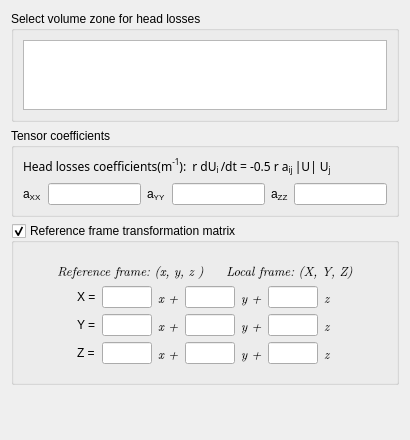
Above: gui/Pages/HeadLossesForm.ui from code-saturne/code_saturne before the change. Below: the same form after it.
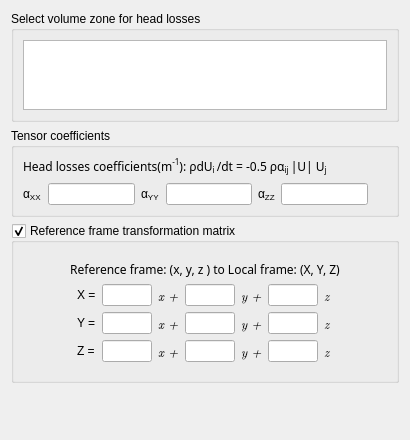
That is the form after the change.

Commit message: Some style fixes for head losses form in GUI.

Patch:
```diff
--- a/gui/Pages/HeadLossesForm.ui
+++ b/gui/Pages/HeadLossesForm.ui
@@ -84,11 +84,7 @@
            <string notr="true">font: 9pt &quot;Sans Serif&quot;;abd</string>
           </property>
           <property name="text">
-           <string>&lt;!DOCTYPE HTML PUBLIC &quot;-//W3C//DTD HTML 4.0//EN&quot; &quot;http://www.w3.org/TR/REC-html40/strict.dtd&quot;&gt;
-&lt;html&gt;&lt;head&gt;&lt;meta name=&quot;qrichtext&quot; content=&quot;1&quot; /&gt;&lt;style type=&quot;text/css&quot;&gt;
-p, li { white-space: pre-wrap; }
-&lt;/style&gt;&lt;/head&gt;&lt;body style=&quot; font-family:'Sans Serif'; font-size:9pt; font-weight:400; font-style:normal;&quot;&gt;
-&lt;p style=&quot; margin-top:0px; margin-bottom:0px; margin-left:0px; margin-right:0px; -qt-block-indent:0; text-indent:0px;&quot;&gt;Head losses coefficients(m&lt;span style=&quot; vertical-align:super;&quot;&gt;-1&lt;/span&gt;):  &lt;span style=&quot; font-family:'Symbol,serif';&quot;&gt;r &lt;/span&gt;dU&lt;span style=&quot; vertical-align:sub;&quot;&gt;i &lt;/span&gt;/dt = -0.5 &lt;span style=&quot; font-family:'Symbol,serif';&quot;&gt;r a&lt;/span&gt;&lt;span style=&quot; vertical-align:sub;&quot;&gt;ij &lt;/span&gt;|U| U&lt;span style=&quot; vertical-align:sub;&quot;&gt;j&lt;/span&gt;&lt;/p&gt;&lt;/body&gt;&lt;/html&gt;</string>
+           <string>&lt;p style=&quot; margin-top:0px; margin-bottom:0px; margin-left:0px; margin-right:0px; -qt-block-indent:0; text-indent:0px;&quot;&gt;Head losses coefficients(m&lt;span style=&quot; vertical-align:super;&quot;&gt;-1&lt;/span&gt;):  &lt;span style=&quot; font-family:'Symbol';&quot;&gt;&amp;rho;&lt;/span&gt;dU&lt;span style=&quot; vertical-align:sub;&quot;&gt;i &lt;/span&gt;/dt = -0.5 &lt;span style=&quot; font-family:'Symbol';&quot;&gt;&amp;rho;&amp;alpha;&lt;/span&gt;&lt;span style=&quot; vertical-align:sub;&quot;&gt;ij &lt;/span&gt;|U| U&lt;span style=&quot; vertical-align:sub;&quot;&gt;j&lt;/span&gt;&lt;/p&gt;&lt;/body&gt;&lt;/html&gt;</string>
           </property>
          </widget>
         </item>
@@ -113,11 +109,7 @@
              <string>&lt;html&gt;&lt;head/&gt;&lt;body&gt;&lt;p&gt;&lt;span style=&quot; font-size:9pt;&quot;&gt;Define the first diagonal component of the head losses tensor.&lt;/span&gt;&lt;/p&gt;&lt;/body&gt;&lt;/html&gt;</string>
             </property>
             <property name="text">
-             <string>&lt;!DOCTYPE HTML PUBLIC &quot;-//W3C//DTD HTML 4.0//EN&quot; &quot;http://www.w3.org/TR/REC-html40/strict.dtd&quot;&gt;
-&lt;html&gt;&lt;head&gt;&lt;meta name=&quot;qrichtext&quot; content=&quot;1&quot; /&gt;&lt;style type=&quot;text/css&quot;&gt;
-p, li { white-space: pre-wrap; }
-&lt;/style&gt;&lt;/head&gt;&lt;body style=&quot; font-family:'Sans Serif'; font-size:9pt; font-weight:400; font-style:normal;&quot;&gt;
-&lt;p style=&quot; margin-top:0px; margin-bottom:0px; margin-left:0px; margin-right:0px; -qt-block-indent:0; text-indent:0px;&quot;&gt;&lt;span style=&quot; font-family:'Symbol,serif';&quot;&gt;a&lt;/span&gt;&lt;span style=&quot; vertical-align:sub;&quot;&gt;XX&lt;/span&gt;&lt;/p&gt;&lt;/body&gt;&lt;/html&gt;</string>
+             <string>&lt;span style=&quot; font-family:'Symbol,serif';&quot;&gt;&amp;alpha;&lt;/span&gt;&lt;span style=&quot; vertical-align:sub;&quot;&gt;XX&lt;/span&gt;&lt;/p&gt;&lt;/body&gt;&lt;/html&gt;</string>
             </property>
            </widget>
           </item>
@@ -147,11 +139,7 @@
              <string>&lt;html&gt;&lt;head/&gt;&lt;body&gt;&lt;p&gt;&lt;span style=&quot; font-size:9pt;&quot;&gt;Define the second diagonal component of the head losses tensor.&lt;/span&gt;&lt;/p&gt;&lt;/body&gt;&lt;/html&gt;</string>
             </property>
             <property name="text">
-             <string>&lt;!DOCTYPE HTML PUBLIC &quot;-//W3C//DTD HTML 4.0//EN&quot; &quot;http://www.w3.org/TR/REC-html40/strict.dtd&quot;&gt;
-&lt;html&gt;&lt;head&gt;&lt;meta name=&quot;qrichtext&quot; content=&quot;1&quot; /&gt;&lt;style type=&quot;text/css&quot;&gt;
-p, li { white-space: pre-wrap; }
-&lt;/style&gt;&lt;/head&gt;&lt;body style=&quot; font-family:'Sans Serif'; font-size:9pt; font-weight:400; font-style:normal;&quot;&gt;
-&lt;p style=&quot; margin-top:0px; margin-bottom:0px; margin-left:0px; margin-right:0px; -qt-block-indent:0; text-indent:0px;&quot;&gt;&lt;span style=&quot; font-family:'Symbol,serif';&quot;&gt;a&lt;/span&gt;&lt;span style=&quot; vertical-align:sub;&quot;&gt;YY&lt;/span&gt;&lt;/p&gt;&lt;/body&gt;&lt;/html&gt;</string>
+             <string>&lt;span style=&quot; font-family:'Symbol,serif';&quot;&gt;&amp;alpha;&lt;/span&gt;&lt;span style=&quot; vertical-align:sub;&quot;&gt;YY&lt;/span&gt;&lt;/p&gt;&lt;/body&gt;&lt;/html&gt;</string>
             </property>
            </widget>
           </item>
@@ -181,11 +169,7 @@
              <string>&lt;html&gt;&lt;head/&gt;&lt;body&gt;&lt;p&gt;&lt;span style=&quot; font-size:9pt;&quot;&gt;Define the third diagonal component of the head losses tensor.&lt;/span&gt;&lt;/p&gt;&lt;/body&gt;&lt;/html&gt;</string>
             </property>
             <property name="text">
-             <string>&lt;!DOCTYPE HTML PUBLIC &quot;-//W3C//DTD HTML 4.0//EN&quot; &quot;http://www.w3.org/TR/REC-html40/strict.dtd&quot;&gt;
-&lt;html&gt;&lt;head&gt;&lt;meta name=&quot;qrichtext&quot; content=&quot;1&quot; /&gt;&lt;style type=&quot;text/css&quot;&gt;
-p, li { white-space: pre-wrap; }
-&lt;/style&gt;&lt;/head&gt;&lt;body style=&quot; font-family:'Sans Serif'; font-size:9pt; font-weight:400; font-style:normal;&quot;&gt;
-&lt;p style=&quot; margin-top:0px; margin-bottom:0px; margin-left:0px; margin-right:0px; -qt-block-indent:0; text-indent:0px;&quot;&gt;&lt;span style=&quot; font-family:'Symbol,serif';&quot;&gt;a&lt;/span&gt;&lt;span style=&quot; vertical-align:sub;&quot;&gt;ZZ&lt;/span&gt;&lt;/p&gt;&lt;/body&gt;&lt;/html&gt;</string>
+             <string>&lt;span style=&quot; font-family:'Symbol';&quot;&gt;&amp;alpha;&lt;/span&gt;&lt;span style=&quot; vertical-align:sub;&quot;&gt;ZZ&lt;/span&gt;&lt;/p&gt;&lt;/body&gt;&lt;/html&gt;</string>
             </property>
            </widget>
           </item>
@@ -196,6 +180,19 @@
             </property>
            </widget>
           </item>
+          <item>
+           <spacer name="horizontalSpacer_4">
+            <property name="orientation">
+             <enum>Qt::Horizontal</enum>
+            </property>
+            <property name="sizeHint" stdset="0">
+             <size>
+              <width>40</width>
+              <height>20</height>
+             </size>
+            </property>
+           </spacer>
+          </item>
          </layout>
         </item>
        </layout>
@@ -250,16 +247,16 @@
           <widget class="QLabel" name="label">
            <property name="font">
             <font>
-             <family>LMRoman10</family>
-             <pointsize>10</pointsize>
-             <italic>true</italic>
+             <family>Sans Serif</family>
+             <pointsize>9</pointsize>
+             <italic>false</italic>
             </font>
            </property>
            <property name="toolTip">
             <string>&lt;html&gt;&lt;head/&gt;&lt;body&gt;&lt;p&gt;&lt;span style=&quot; font-size:9pt;&quot;&gt;Modify the reference frame transformation matrix to define a local frame.&lt;/span&gt;&lt;/p&gt;&lt;/body&gt;&lt;/html&gt;</string>
            </property>
            <property name="text">
-            <string>Reference frame: (x, y, z )     Local frame: (X, Y, Z)</string>
+            <string>&lt;html&gt;&lt;head/&gt;&lt;body&gt;&lt;p&gt;Reference frame: (x, y, z ) to Local frame: (X, Y, Z)&lt;/p&gt;&lt;/body&gt;&lt;/html&gt;</string>
            </property>
            <property name="alignment">
             <set>Qt::AlignCenter</set>
```
Left out of the diff: 26 changed lines with no effect on the pictures.
